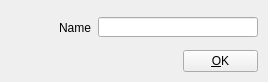
CasparCG/client, file src/Widgets/PresetDialog.ui: the form before one commit.
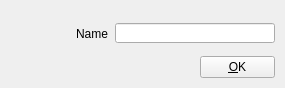
The form after the commit. Icons and pictures are not drawn.

```diff
--- a/src/Widgets/PresetDialog.ui
+++ b/src/Widgets/PresetDialog.ui
@@ -6,20 +6,20 @@
    <rect>
     <x>0</x>
     <y>0</y>
-    <width>268</width>
-    <height>82</height>
+    <width>285</width>
+    <height>88</height>
    </rect>
   </property>
   <property name="minimumSize">
    <size>
-    <width>268</width>
-    <height>82</height>
+    <width>285</width>
+    <height>88</height>
    </size>
   </property>
   <property name="maximumSize">
    <size>
-    <width>268</width>
-    <height>82</height>
+    <width>285</width>
+    <height>88</height>
    </size>
   </property>
   <property name="windowTitle">
@@ -28,8 +28,8 @@
   <widget class="QPushButton" name="pushButtonOK">
    <property name="geometry">
     <rect>
-     <x>183</x>
-     <y>50</y>
+     <x>200</x>
+     <y>56</y>
      <width>75</width>
      <height>22</height>
     </rect>
@@ -45,9 +45,9 @@
    <property name="geometry">
     <rect>
      <x>10</x>
-     <y>10</y>
-     <width>32</width>
-     <height>32</height>
+     <y>5</y>
+     <width>48</width>
+     <height>48</height>
     </rect>
    </property>
    <property name="text">
@@ -63,8 +63,8 @@
   <widget class="QLineEdit" name="lineEditName">
    <property name="geometry">
     <rect>
-     <x>98</x>
-     <y>17</y>
+     <x>115</x>
+     <y>23</y>
      <width>160</width>
      <height>20</height>
     </rect>
@@ -73,8 +73,8 @@
   <widget class="QLabel" name="labelName">
    <property name="geometry">
     <rect>
-     <x>40</x>
-     <y>20</y>
+     <x>57</x>
+     <y>26</y>
      <width>51</width>
      <height>16</height>
     </rect>
```
